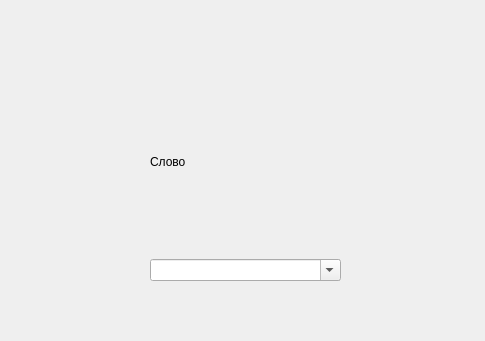
Dmitriy7681432/repo, file logger/project/vbox.ui: the form before one commit; both pictures show x 0 to 485 and y 0 to 341 of the 800 by 600 pixel window.
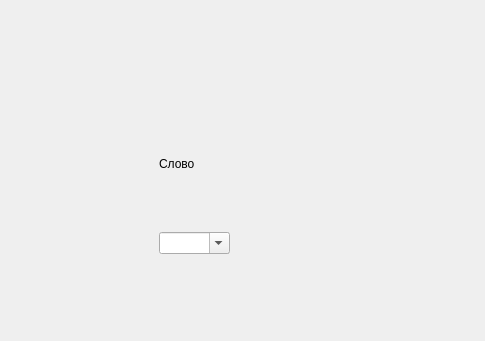
The form after the commit.

Diff of the .ui file:
```diff
--- a/logger/project/vbox.ui
+++ b/logger/project/vbox.ui
@@ -19,14 +19,29 @@
      <rect>
       <x>150</x>
       <y>70</y>
-      <width>191</width>
+      <width>141</width>
       <height>211</height>
      </rect>
     </property>
-    <layout class="QVBoxLayout" name="verticalLayout">
+    <layout class="QVBoxLayout">
+     <property name="spacing">
+      <number>0</number>
+     </property>
      <property name="sizeConstraint">
       <enum>QLayout::SetDefaultConstraint</enum>
      </property>
+     <property name="leftMargin">
+      <number>9</number>
+     </property>
+     <property name="topMargin">
+      <number>25</number>
+     </property>
+     <property name="rightMargin">
+      <number>61</number>
+     </property>
+     <property name="bottomMargin">
+      <number>27</number>
+     </property>
      <item>
       <widget class="QLabel" name="label">
        <property name="text">
```
